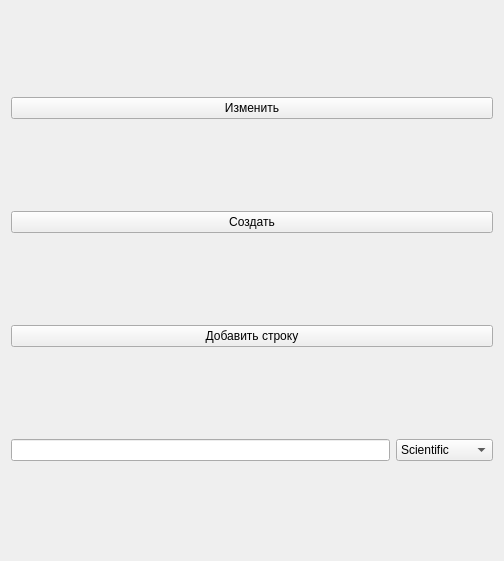
4uJustDev/NanocadAPIQtPolyTable, file HelloQtChild.ui: the form before one commit.
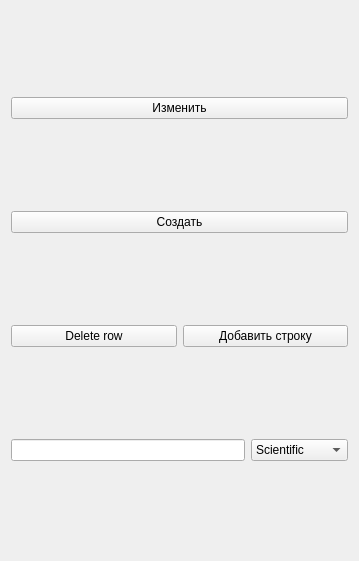
The form after the commit.

Commit message: delete row

```diff
--- a/HelloQtChild.ui
+++ b/HelloQtChild.ui
@@ -6,7 +6,7 @@
    <rect>
     <x>0</x>
     <y>0</y>
-    <width>504</width>
+    <width>359</width>
     <height>561</height>
    </rect>
   </property>
@@ -29,7 +29,14 @@
     </widget>
    </item>
    <item>
-    <layout class="QVBoxLayout" name="verticalLayout_2">
+    <layout class="QHBoxLayout" name="horizontalLayout_2">
+     <item>
+      <widget class="QPushButton" name="pushButton_delete">
+       <property name="text">
+        <string>Delete row</string>
+       </property>
+      </widget>
+     </item>
      <item>
       <widget class="QPushButton" name="pushButton_2">
        <property name="text">
```
Left out of the diff: 3 changed lines with no effect on the pictures. The commit also changes 10 other files.
